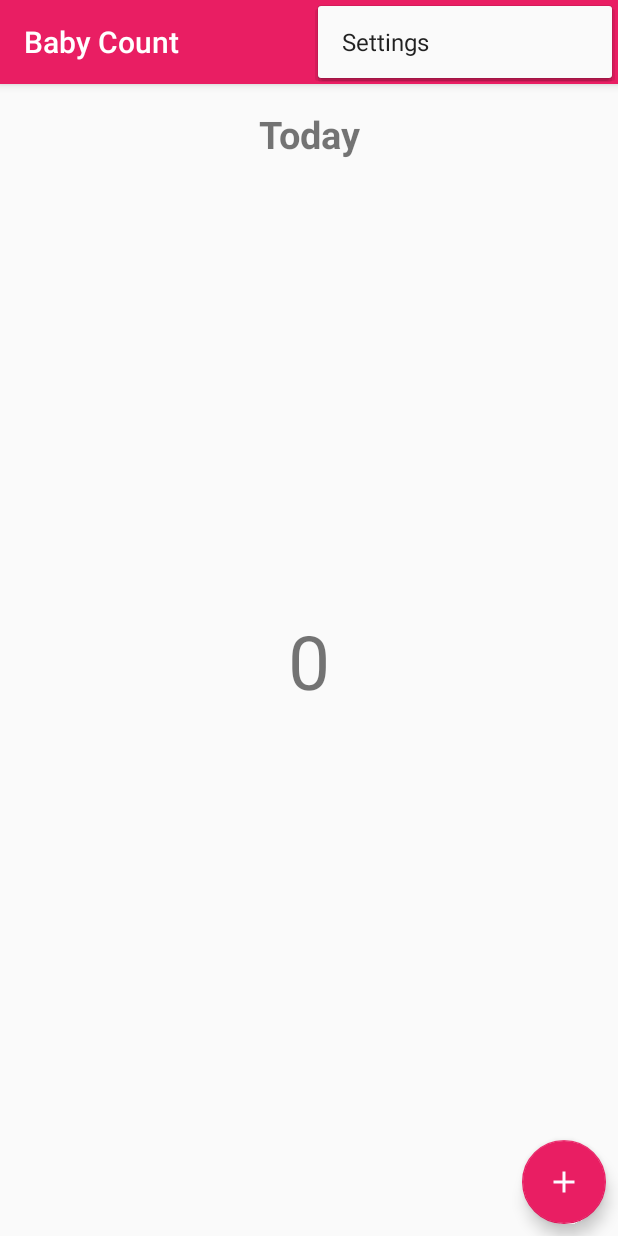
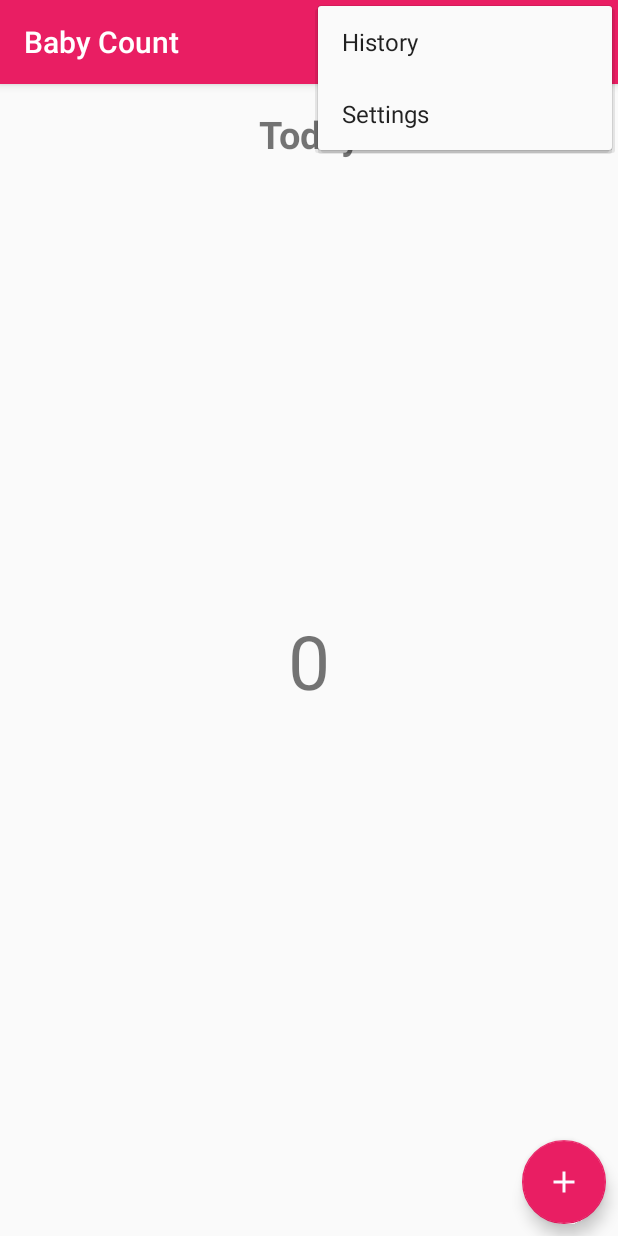
Before and after one commit to sumeta/android-babycount, an Android app: the screen it shows after launch (MainActivity), with the options menu open, on a phone screen of 412 x 824 dp. Run offline under Robolectric (Android 15) with nearby library versions, the phone set to English and light mode, and no system bars.

Commit message:
add menu

```diff
--- a/app/src/main/java/com/tpsoft/babycount/MainActivity.kt
+++ b/app/src/main/java/com/tpsoft/babycount/MainActivity.kt
@@ -1,12 +1,11 @@
 package com.tpsoft.babycount
 
 import android.os.Bundle
-import com.google.android.material.snackbar.Snackbar
-import androidx.appcompat.app.AppCompatActivity
 import android.view.Menu
 import android.view.MenuItem
+import androidx.appcompat.app.AppCompatActivity
+import kotlinx.android.synthetic.main.activity_main.*
 
-import kotlinx.android.synthetic.main.activity_main.*
 
 class MainActivity : AppCompatActivity() {
 
@@ -14,7 +13,6 @@ class MainActivity : AppCompatActivity() {
         super.onCreate(savedInstanceState)
         setContentView(R.layout.activity_main)
         setSupportActionBar(toolbar)
-
     }
 
     override fun onCreateOptionsMenu(menu: Menu): Boolean {
@@ -24,10 +22,8 @@ class MainActivity : AppCompatActivity() {
     }
 
     override fun onOptionsItemSelected(item: MenuItem): Boolean {
-        // Handle action bar item clicks here. The action bar will
-        // automatically handle clicks on the Home/Up button, so long
-        // as you specify a parent activity in AndroidManifest.xml.
         return when (item.itemId) {
+            R.id.action_history -> true
             R.id.action_settings -> true
             else -> super.onOptionsItemSelected(item)
         }
--- a/app/src/main/res/menu/menu_main.xml
+++ b/app/src/main/res/menu/menu_main.xml
@@ -2,6 +2,12 @@
     xmlns:app="http://schemas.android.com/apk/res-auto"
     xmlns:tools="http://schemas.android.com/tools"
     tools:context="com.tpsoft.babycount.MainActivity">
+
+    <item
+        android:id="@+id/action_history"
+        android:orderInCategory="100"
+        android:title="History"
+        app:showAsAction="never" />
     <item
         android:id="@+id/action_settings"
         android:orderInCategory="100"
```
